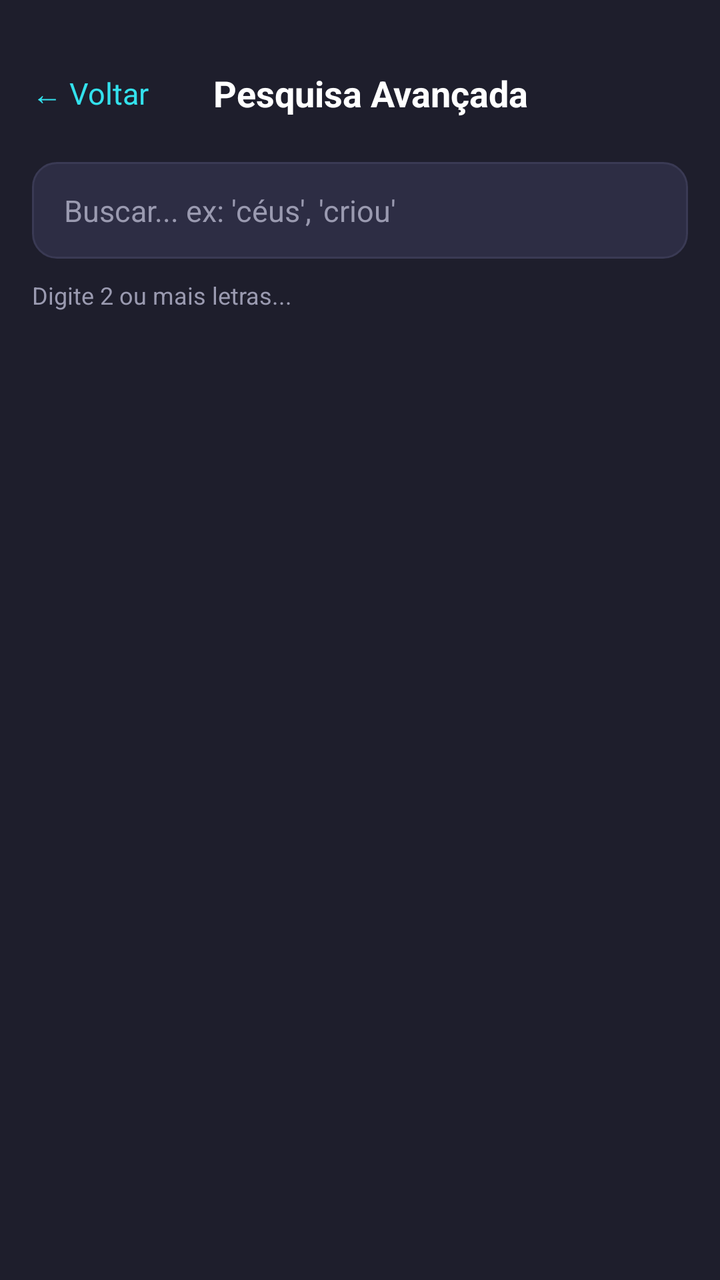
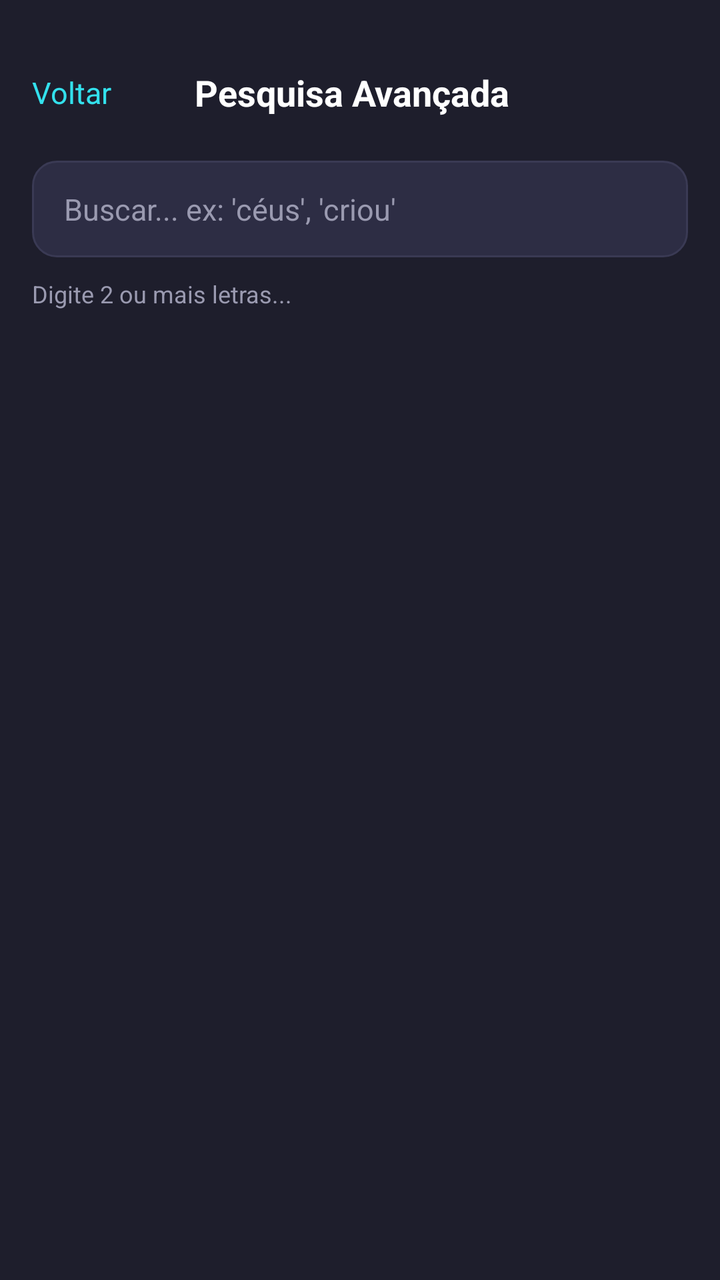

Before-and-after screenshots of an Android layout around one commit, followed by the original layout XML and the change that was made.
<!-- AndroidManifest.xml: application theme Theme.StrongBible -->
<!-- res/layout/screen_search.xml -->
<?xml version="1.0" encoding="utf-8"?>
<LinearLayout xmlns:android="http://schemas.android.com/apk/res/android"
    android:layout_width="match_parent"
    android:layout_height="match_parent"
    android:orientation="vertical"
    android:paddingLeft="16dp"
    android:paddingTop="24dp"
    android:paddingRight="16dp"
    android:paddingBottom="16dp"
    android:background="?attr/appBackgroundColor"> <LinearLayout
        android:layout_width="match_parent"
        android:layout_height="wrap_content"
        android:orientation="horizontal"
        android:gravity="center_vertical"
        android:paddingBottom="12dp">

        <TextView
            android:id="@+id/back_btn_search"
            android:layout_width="wrap_content"
            android:layout_height="wrap_content"
            android:text="← Voltar"
            android:textColor="?attr/appColorAccent" android:textSize="15sp"
            android:paddingRight="12dp"
            android:paddingTop="12dp"
            android:paddingBottom="12dp"
            android:clickable="true"
            android:focusable="true"/>

        <TextView
            android:layout_width="0dp"
            android:layout_height="wrap_content"
            android:layout_weight="1"
            android:text="Pesquisa Avançada"
            android:textColor="?attr/appTextColorPrimary" android:textSize="18sp"
            android:gravity="center"
            android:textStyle="bold" />

        <View
            android:layout_width="60dp"
            android:layout_height="1dp" />
    </LinearLayout>

    <EditText
        android:id="@+id/search_input"
        android:layout_width="match_parent"
        android:layout_height="wrap_content"
        android:hint="Buscar... ex: 'céus', 'criou' "
        android:textColorHint="?attr/appTextColorSecondary" android:textColor="?attr/appTextColorPrimary" android:textSize="15sp"
        android:paddingLeft="16dp"
        android:paddingTop="14dp"
        android:paddingRight="16dp"
        android:paddingBottom="14dp"
        android:background="@drawable/bg_card_border" android:singleLine="true" />

    <TextView
        android:id="@+id/label_results"
        android:layout_width="wrap_content"
        android:layout_height="wrap_content"
        android:text="Digite 2 ou mais letras..."
        android:textColor="?attr/appTextColorSecondary" android:textSize="12sp"
        android:paddingTop="10dp"
        android:paddingBottom="10dp" />

    <ScrollView
        android:layout_width="match_parent"
        android:layout_height="0dp"
        android:layout_weight="1">

        <LinearLayout
            android:id="@+id/results_container"
            android:layout_width="match_parent"
            android:layout_height="wrap_content"
            android:orientation="vertical" />
    </ScrollView>
</LinearLayout>
<!-- resources referenced by this layout -->
<resources>
  <!-- drawable bg_card_border (drawable) -->
  <?xml version="1.0" encoding="utf-8"?>
  <shape xmlns:android="http://schemas.android.com/apk/res/android">
      <solid android:color="?attr/appColorSurface"/>
      <corners android:radius="12dp"/>
      <stroke android:width="1dp" android:color="?attr/appColorStroke"/>
  </shape>
  <style name="Theme.StrongBible" parent="android:Theme.DeviceDefault.NoActionBar">
          <item name="appBackgroundColor">@color/brand_blue_dark</item>
          <item name="appTextColorPrimary">@color/pure_white</item>
          <item name="appColorAccent">@color/brand_blue_bright</item>
          <item name="appColorSurface">@color/surface_blue_card</item>
          <item name="appColorStroke">@color/stroke_blue</item>
          <item name="appTextColorSecondary">@color/text_secondary_blue</item>
          
          <item name="android:windowBackground">?attr/appBackgroundColor</item>
      </style>
  <color name="brand_blue_dark">#1E1E2C</color>
  <color name="pure_white">#FFFFFF</color>
  <color name="brand_blue_bright">#33E1ED</color>
  <color name="surface_blue_card">#2D2D44</color>
  <color name="stroke_blue">#3A3A54</color>
  <color name="text_secondary_blue">#9A9AB0</color>
</resources>

<!-- the commit's change to res/layout/screen_search.xml (unified diff, before → after) -->
@@ -18,7 +18,7 @@
             android:id="@+id/back_btn_search"
             android:layout_width="wrap_content"
             android:layout_height="wrap_content"
-            android:text="← Voltar"
+            android:text="Voltar"
             android:textColor="?attr/appColorAccent" android:textSize="15sp"
             android:paddingRight="12dp"
             android:paddingTop="12dp"
<!-- resource entries referenced after the edit -->
@@ -14,7 +14,8 @@
           <item name="appColorSurface">@color/surface_blue_card</item>
           <item name="appColorStroke">@color/stroke_blue</item>
           <item name="appTextColorSecondary">@color/text_secondary_blue</item>
-          
+          <item name="appTabSelectedColor">@color/pure_white</item>
+  
           <item name="android:windowBackground">?attr/appBackgroundColor</item>
       </style>
   <color name="brand_blue_dark">#1E1E2C</color>
